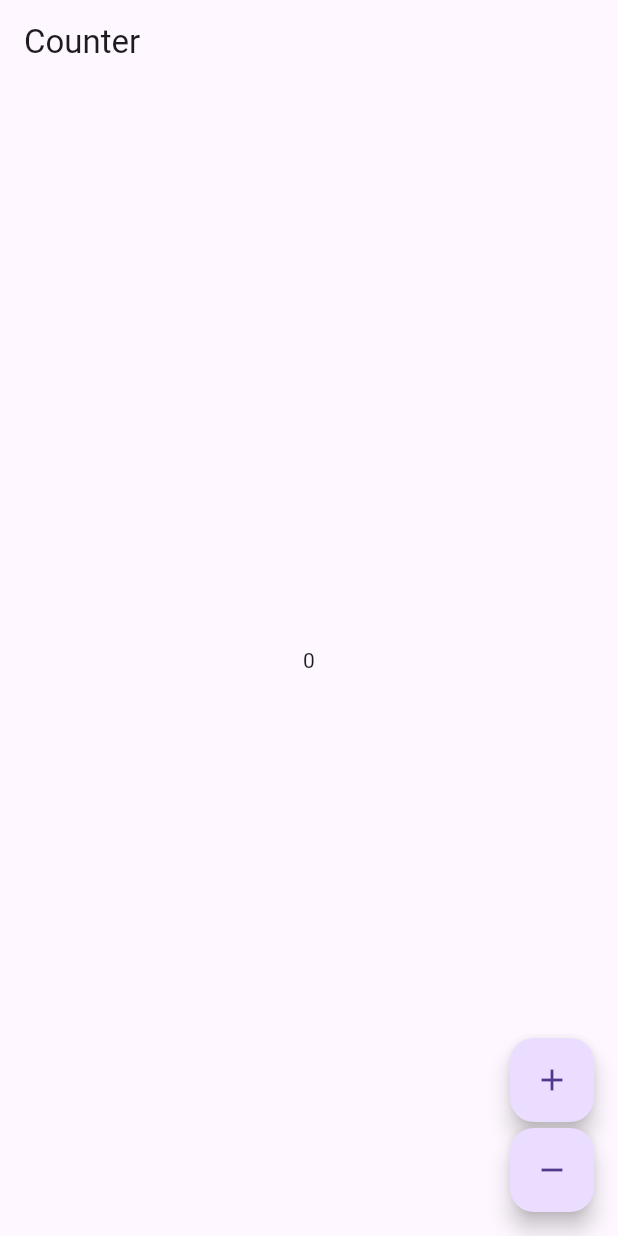
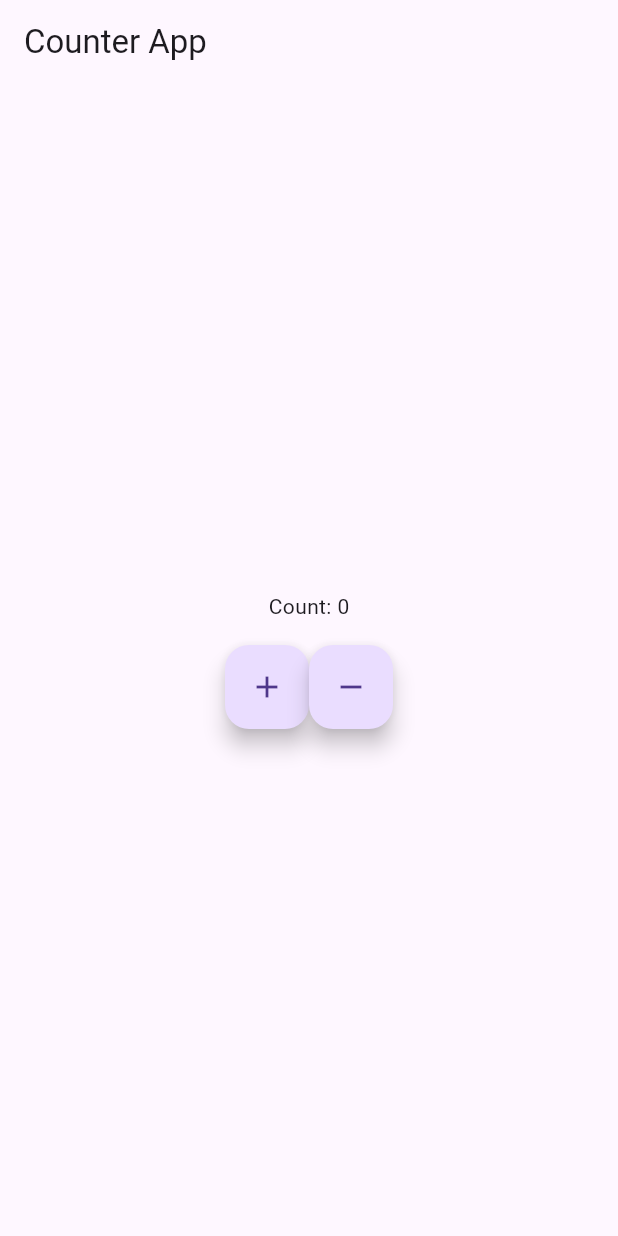
Before and after one commit to LennonSoc/Test, a Flutter app: the screen it shows after launch, after a tap on the "add" icon, after a tap on the "remove" icon, on a phone screen of 412 x 824 dp. Run offline on Flutter 3.47's test engine with Material 3 defaults, Android fonts, the phone set to English and light mode, and no system bars; our stand-ins replace flutter_bloc.

Commit message:
Add bloc counter

```diff
--- /dev/null
+++ b/lib/CounterBloc/counter_bloc_page.dart
@@ -0,0 +1,48 @@
+import 'package:flutter/material.dart';
+import 'package:flutter/widgets.dart';
+import 'package:flutter_application_1/CounterBloc/counter_event.dart';
+import 'package:flutter_bloc/flutter_bloc.dart';
+
+class CountgerBlocPage extends StatelessWidget {
+  const CountgerBlocPage({super.key});
+
+  @override
+  Widget build(BuildContext context) {
+    return Scaffold(
+      appBar: AppBar(title:const Text('Counter App'),),
+      body: BlocProvider(create: (_) => CounterBloc(), child:const CounterView(),),
+    );
+  }
+}
+
+class CounterView extends StatelessWidget {
+  const CounterView({super.key});
+
+  @override
+  Widget build(BuildContext context) {
+    final counterBloc = BlocProvider.of<CounterBloc>(context);
+
+    return Center(
+      child: Column(
+        mainAxisAlignment: MainAxisAlignment.center,
+        children: [
+          BlocBuilder<CounterBloc, int>(builder: (context, count){
+              return Text('Count: $count');
+          }),
+          const SizedBox(height: 16),
+          Row(
+            mainAxisAlignment: MainAxisAlignment.center,
+            children: [
+              FloatingActionButton(onPressed: (){
+                counterBloc.add(CounterIncrement());
+              }, child: const Icon(Icons.add),),
+              const SizedBox(height: 16),
+              FloatingActionButton(onPressed: (){
+                counterBloc.add(CounterDerement());
+              }, child: const Icon(Icons.remove),),
+          ],)
+        ],
+      ),
+    );
+  }
+}
--- /dev/null
+++ b/lib/CounterBloc/counter_event.dart
@@ -0,0 +1,17 @@
+import 'package:flutter/rendering.dart';
+import 'package:flutter_bloc/flutter_bloc.dart';
+
+
+
+abstract class CounterEvent {}
+
+class CounterIncrement extends CounterEvent {}
+
+class CounterDerement extends CounterEvent {}
+
+class CounterBloc extends Bloc<CounterEvent, int> {
+  CounterBloc():super(0) {
+    on<CounterIncrement>((event, emit) => emit(state + 1));
+    on<CounterDerement>((event, emit) => emit(state - 1) );
+ }
+}
--- a/lib/main.dart
+++ b/lib/main.dart
@@ -1,6 +1,8 @@
 import 'package:flutter/material.dart';
-import 'package:flutter_application_1/counter_cubit.dart';
-import 'package:flutter_application_1/counter_page.dart';
+import 'package:flutter_application_1/CounterBloc/counter_bloc_page.dart';
+import 'package:flutter_application_1/CounterCubit/counter_cubit.dart';
+import 'package:flutter_application_1/CounterCubit/counter_page.dart';
+
 import 'package:flutter_bloc/flutter_bloc.dart';
 void main() {
   runApp(const MyApp());
@@ -26,10 +28,11 @@ class MyApp extends StatelessWidget {
         // is not restarted.
         primarySwatch: Colors.blue,
       ),
-      home: BlocProvider(
-        create: (_) => CounterCubit(),
-        child: const CounterPage(),
-      ),
+      // home: BlocProvider(
+      //   create: (_) => CounterCubit(),
+      //   child: const CounterPage(),
+      // ),
+      home: const CountgerBlocPage(),
     );
   }
 }
```
Also changed, not shown: lib/CounterCubit/counter_cubit.dart (renamed from lib/counter_cubit.dart, +7 -0 lines), lib/CounterCubit/counter_page.dart (renamed from lib/counter_page.dart, +28 -1 lines).
